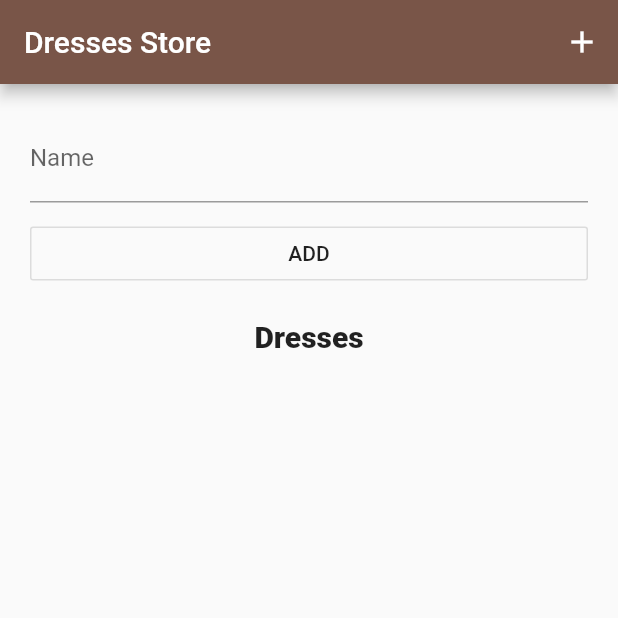
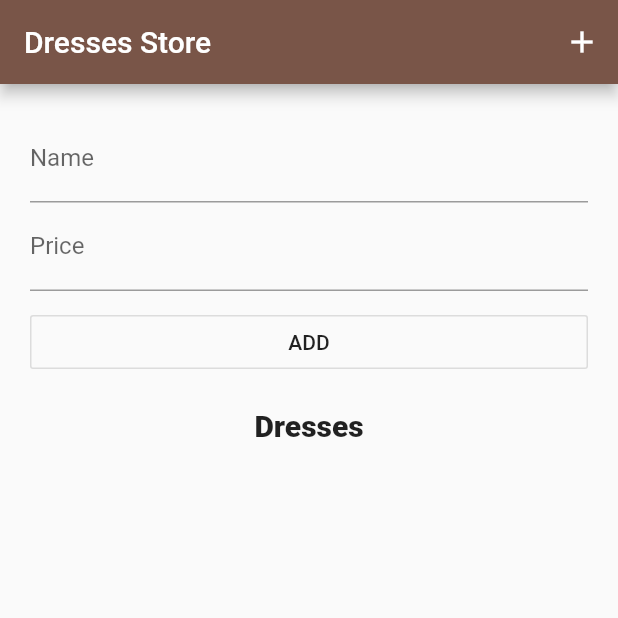
Before and after one commit to Kavindi95/FashionHouse, a Flutter app: the ShowDressList screen opened directly, after a tap on the "add" icon, on a phone screen of 412 x 824 dp, the top half of it. Run offline on Flutter 3.47's test engine with Material 2 defaults, Android fonts, the phone set to English and light mode, and no system bars; our stand-ins replace cloud_firestore; accounts and stored records are empty.

Commit message:
add function of dresses and pants

```diff
--- a/fashion_house/lib/controler/dress_api.dart
+++ b/fashion_house/lib/controler/dress_api.dart
@@ -8,8 +8,8 @@ getDresses() {
   return Firestore.instance.collection(collectionName).snapshots();
 }
 //add new dress
-addDress(String Name){
-  Dresses dress = Dresses(name: Name);
+addDress(String Name, int Price){
+  Dresses dress = Dresses(name: Name, price: Price);
   try{
     Firestore.instance.runTransaction(
           (Transaction transaction) async{
--- a/fashion_house/lib/controler/pants_api.dart
+++ b/fashion_house/lib/controler/pants_api.dart
@@ -9,8 +9,8 @@ getPants() {
 }
 
 //add a new pant
-addPants(String Name){
-  Pants pants = Pants(pname: Name);
+addPants(String Name, int Price){
+  Pants pants = Pants(pname: Name, pprice: Price);
   try{
     Firestore.instance.runTransaction(
           (Transaction transaction) async{
--- a/fashion_house/lib/model/dresses.dart
+++ b/fashion_house/lib/model/dresses.dart
@@ -2,17 +2,19 @@ import 'package:cloud_firestore/cloud_firestore.dart';
 
 class Dresses{
   String name;
+  int price;
   DocumentReference reference;
 
-  Dresses({this.name});
+  Dresses({this.name, this.price});
 
   Dresses.fromMap(Map<String, dynamic> map, {this.reference}){
     name=map["name"];
+    price=map["price"];
   }
 
   Dresses.fromSnapshot(DocumentSnapshot snapshot)
       : this.fromMap(snapshot.data, reference: snapshot.reference);
   toJson() {
-    return {'name': name};
+    return {'name': name, 'price':price};
   }
 }
--- a/fashion_house/lib/model/pants.dart
+++ b/fashion_house/lib/model/pants.dart
@@ -2,17 +2,19 @@ import 'package:cloud_firestore/cloud_firestore.dart';
 
 class Pants{
   String pname;
+  int pprice;
   DocumentReference reference;
 
-  Pants({this.pname});
+  Pants({this.pname, this.pprice});
 
   Pants.fromMap(Map<String, dynamic> map, {this.reference}){
     pname=map["pname"];
+    pprice=map["pprice"];
   }
 
   Pants.fromSnapshot(DocumentSnapshot snapshot)
       : this.fromMap(snapshot.data, reference: snapshot.reference);
   toJson() {
-    return {'pname': pname};
+    return {'pname': pname, 'pprice':pprice};
   }
 }
--- a/fashion_house/lib/view/DressesList.dart
+++ b/fashion_house/lib/view/DressesList.dart
@@ -22,7 +22,8 @@ class ShowDressList extends StatefulWidget {
 
 class ShowDressListState extends State<ShowDressList> {
   bool showTextField = false;
-  TextEditingController controller = TextEditingController();
+  TextEditingController dressNameInputcontroller = TextEditingController();
+  TextEditingController dressPriceInputController = TextEditingController();
   bool isEditing = false;
   Dresses dressnew;
   //new
@@ -31,14 +32,14 @@ class ShowDressListState extends State<ShowDressList> {
 
   add(){
     if(isEditing){
-      update(dressnew, controller.text);
+      update(dressnew, dressNameInputcontroller.text);
       setState(() {
         isEditing=false;
       });
     }else{
-      addDress(controller.text);
+      addDress(dressNameInputcontroller.text, int.parse(dressPriceInputController.text));
     }
-    controller.text='';
+    dressNameInputcontroller.text='';
   }
 
   Widget buildBody(BuildContext context) {
@@ -108,7 +109,7 @@ class ShowDressListState extends State<ShowDressList> {
 
   setUpdateUI(Dresses dress){
 
-    controller.text = dress.name;
+    dressNameInputcontroller.text = dress.name;
     setState(() {
       showTextField = true;
       isEditing = true;
@@ -159,9 +160,14 @@ class ShowDressListState extends State<ShowDressList> {
               mainAxisAlignment: MainAxisAlignment.start,
               children: <Widget>[
                 TextFormField(
-                  controller: controller,
+                  controller: dressNameInputcontroller,
                   decoration: InputDecoration(
-                      labelText: "Name",hintText:"Enter name"),
+                      labelText: "Name",hintText:"Enter Dress Name"),
+                ),
+                TextFormField(
+                  controller: dressPriceInputController,
+                  decoration: InputDecoration(
+                      labelText: "Price",hintText:"Enter Dress Price"),
                 ),
                 SizedBox(
                   height: 10,
```
Also changed, not shown: fashion_house/lib/view/PantsList.dart (+14 -7 lines).
